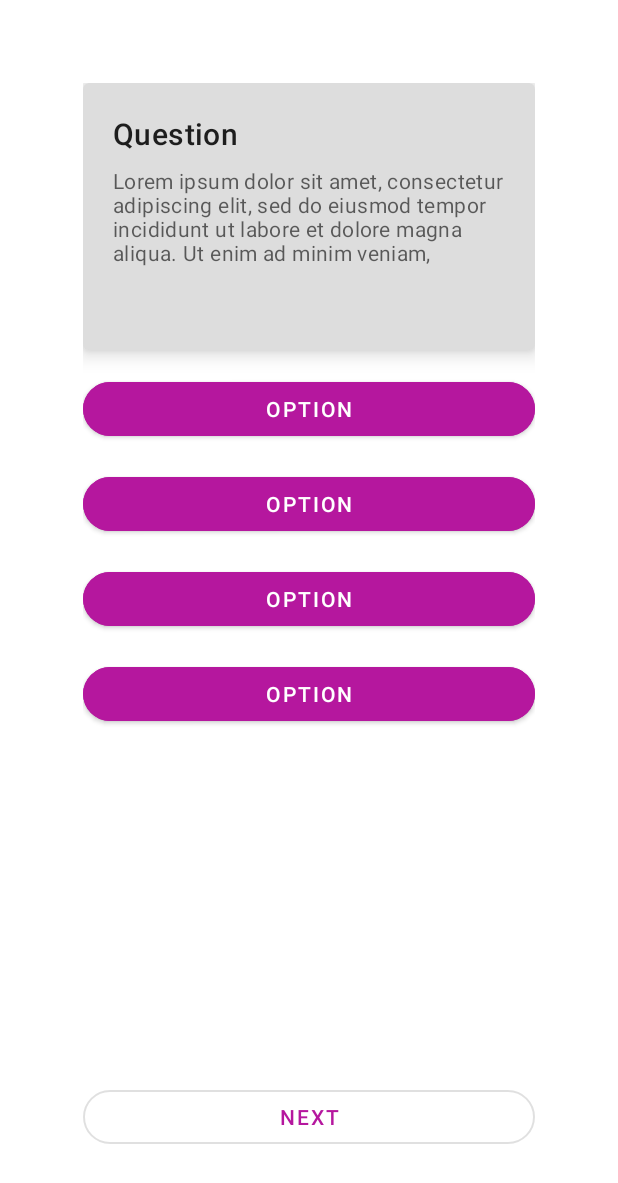
After one commit to debesheedas/MyMargdarshaka, an Android app: the layout activity_test.xml on its own in the app's theme, with its tools: preview values and no code run, on a phone screen of 412 x 824 dp. The commit adds this screen. Shown: the top 1183 px of the screen. Run offline under Robolectric (Android 15) with nearby library versions, the phone set to English and light mode, and no system bars.

Commit message:
add test layout

```diff
--- a/app/src/main/AndroidManifest.xml
+++ b/app/src/main/AndroidManifest.xml
@@ -3,18 +3,13 @@
     package="com.example.mymargdarshaka">
 
     <application
-        android:allowBackup="true"
         android:icon="@mipmap/ic_launcher"
         android:label="@string/app_name"
         android:roundIcon="@mipmap/ic_launcher_round"
         android:supportsRtl="true"
-        android:theme="@style/Theme.MyMargdarshaka">
-        <activity
-            android:name=".MentorDetails1"
-            android:exported="true" />
-        <activity
-            android:name=".StudentDetails1"
-            android:exported="true" />
+        android:theme="@style/Theme.MyMargdarshaka"
+        android:fullBackupContent="true"
+        android:allowBackup="true">
         <activity
             android:name=".MyStudents"
             android:exported="true" />
--- /dev/null
+++ b/app/src/main/java/com/example/mymargdarshaka/Test.java
@@ -0,0 +1,14 @@
+package com.example.mymargdarshaka;
+
+import android.os.Bundle;
+
+import androidx.annotation.Nullable;
+import androidx.appcompat.app.AppCompatActivity;
+
+public class Test extends AppCompatActivity {
+    @Override
+    protected void onCreate(@Nullable Bundle savedInstanceState) {
+        super.onCreate(savedInstanceState);
+        setContentView(R.layout.activity_test);
+    }
+}
--- /dev/null
+++ b/app/src/main/res/layout/activity_test.xml
@@ -0,0 +1,119 @@
+<?xml version="1.0" encoding="utf-8"?>
+<RelativeLayout xmlns:android="http://schemas.android.com/apk/res/android"
+    xmlns:app="http://schemas.android.com/apk/res-auto"
+    android:layout_width="match_parent"
+    android:layout_height="match_parent"
+    android:layout_margin="55dp">
+
+
+    <com.google.android.material.card.MaterialCardView
+        android:id="@+id/card_question"
+        android:layout_width="match_parent"
+        android:layout_height="wrap_content"
+        app:cardBackgroundColor="#DDD"
+        app:cardElevation="8dp"
+        app:contentPadding="20dp">
+
+
+        <LinearLayout
+            android:layout_width="match_parent"
+            android:layout_height="wrap_content"
+            android:orientation="vertical">
+
+            <TextView
+                android:id="@+id/text_question"
+                android:layout_width="wrap_content"
+                android:layout_height="wrap_content"
+                android:text="@string/question"
+                android:textAppearance="?attr/textAppearanceHeadline6" />
+
+            <TextView
+                android:id="@+id/text_question_body"
+                android:layout_width="wrap_content"
+                android:layout_height="wrap_content"
+                android:layout_marginTop="8dp"
+                android:text="@string/question_text"
+                android:textAppearance="?attr/textAppearanceBody2"
+                android:textColor="?android:attr/textColorSecondary" />
+
+            <TextView
+                android:layout_width="wrap_content"
+                android:layout_height="wrap_content"
+                android:layout_marginTop="16dp"
+                android:textAppearance="?attr/textAppearanceBody2"
+                android:textColor="?android:attr/textColorSecondary" />
+
+        </LinearLayout>
+
+    </com.google.android.material.card.MaterialCardView>
+
+
+    <!--Options are filled with the same placeholder text-->
+
+    <LinearLayout
+        android:layout_width="match_parent"
+        android:layout_height="wrap_content"
+        android:layout_below="@id/card_question"
+        android:orientation="vertical">
+
+        <Button
+            android:id="@+id/button_option_1"
+            android:layout_width="match_parent"
+            android:layout_height="wrap_content"
+            android:layout_marginTop="15dp"
+            android:backgroundTint="@color/pink"
+            android:text="@string/option_1"
+            app:cornerRadius="50dp" />
+
+        <Button
+            android:id="@+id/button_option_2"
+            android:layout_width="match_parent"
+            android:layout_height="wrap_content"
+            android:layout_marginTop="15dp"
+            android:backgroundTint="@color/pink"
+            android:text="@string/option_1"
+            app:cornerRadius="50dp" />
+
+        <Button
+            android:id="@+id/button_option_3"
+            android:layout_width="match_parent"
+            android:layout_height="wrap_content"
+            android:layout_marginTop="15dp"
+            android:backgroundTint="@color/pink"
+            android:text="@string/option_1"
+            app:cornerRadius="50dp" />
+
+        <Button
+            android:id="@+id/button_option_4"
+            android:layout_width="match_parent"
+            android:layout_height="wrap_content"
+            android:layout_marginTop="15dp"
+            android:backgroundTint="@color/pink"
+            android:text="@string/option_1"
+            app:cornerRadius="50dp" />
+
+    </LinearLayout>
+
+    <Button
+        android:id="@+id/outlinedButton"
+        style="?attr/materialButtonOutlinedStyle"
+        android:layout_width="match_parent"
+        android:layout_height="wrap_content"
+        android:layout_alignParentBottom="true"
+        android:text="@string/next"
+        android:textColor="@color/pink"
+        app:cornerRadius="50dp" />
+
+    <!-- The following button is for the final question   -->
+
+    <!--    <Button-->
+    <!--        android:id="@+id/button_submit"-->
+    <!--        android:layout_alignParentBottom="true"-->
+    <!--        android:layout_width="match_parent"-->
+    <!--        android:layout_height="wrap_content"-->
+    <!--        android:layout_marginTop="15dp"-->
+    <!--        android:text="@string/submit"-->
+    <!--        android:backgroundTint="@color/blue"-->
+    <!--        app:cornerRadius="50dp" />-->
+
+</RelativeLayout>
--- a/app/src/main/res/values/colors.xml
+++ b/app/src/main/res/values/colors.xml
@@ -7,4 +7,6 @@
     <color name="teal_700">#FF018786</color>
     <color name="black">#FF000000</color>
     <color name="white">#FFFFFFFF</color>
+    <color name="pink">#B5179E</color>
+    <color name="blue">#5ECEF2</color>
 </resources>
--- a/app/src/main/res/values/strings.xml
+++ b/app/src/main/res/values/strings.xml
@@ -11,4 +11,9 @@
     <string name="verify">verify</string>
     <string name="enter_the_otp">Enter the OTP</string>
     <string name="otp">OTP</string>
+    <string name="question_text">Lorem ipsum dolor sit amet, consectetur adipiscing elit, sed do eiusmod tempor incididunt ut labore et dolore magna aliqua. Ut enim ad minim veniam, </string>
+    <string name="question">Question</string>
+    <string name="option_1">option</string>
+    <string name="next">next</string>
+    <string name="submit">submit</string>
 </resources>
```
